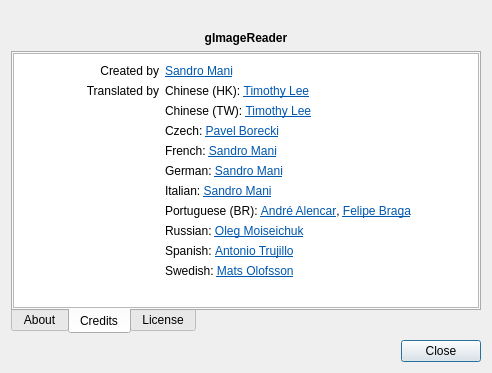
Old version of the form qt/data/AboutDialog.ui in the repository manisandro/gImageReader.
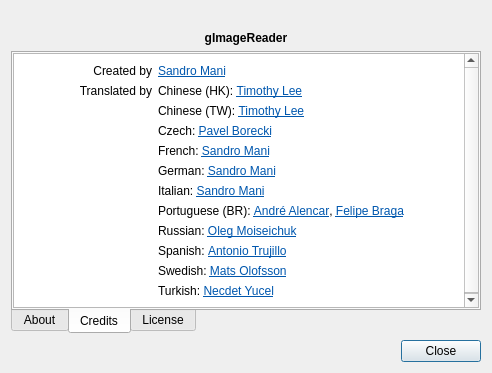
New version of the form. The open tabs and pages were chosen to show the change. Icons and pictures are not drawn.

Commit message: * Add translator credits to About Dialog * Fix Last-Translator name and Language Team

The edit to the form file:
```diff
--- a/qt/data/AboutDialog.ui
+++ b/qt/data/AboutDialog.ui
@@ -179,7 +179,11 @@
 &lt;tr&gt;
 &lt;td&gt;&lt;/td&gt;
 &lt;td&gt;
-&lt;p style=&quot; margin-top:12px; margin-bottom:12px; margin-left:0px; margin-right:0px; -qt-block-indent:0; text-indent:0px;&quot;&gt;Swedish: &lt;a href=&quot;mailto:mats.olofsson@bokforlaget-alerta.se&quot;&gt;&lt;span style=&quot; text-decoration: underline; color:#0057ae;&quot;&gt;Mats Olofsson&lt;/span&gt;&lt;/a&gt;&lt;/p&gt;&lt;/td&gt;&lt;/tr&gt;&lt;/table&gt;&lt;/body&gt;&lt;/html&gt;</string>
+&lt;p style=&quot; margin-top:12px; margin-bottom:12px; margin-left:0px; margin-right:0px; -qt-block-indent:0; text-indent:0px;&quot;&gt;Swedish: &lt;a href=&quot;mailto:mats.olofsson@bokforlaget-alerta.se&quot;&gt;&lt;span style=&quot; text-decoration: underline; color:#0057ae;&quot;&gt;Mats Olofsson&lt;/span&gt;&lt;/a&gt;&lt;/p&gt;&lt;/td&gt;&lt;/tr&gt;
+&lt;tr&gt;
+&lt;td&gt;&lt;/td&gt;
+&lt;td&gt;
+&lt;p style=&quot; margin-top:12px; margin-bottom:12px; margin-left:0px; margin-right:0px; -qt-block-indent:0; text-indent:0px;&quot;&gt;Turkish: &lt;a href=&quot;mailto:necdetyucel@gmail.com&quot;&gt;&lt;span style=&quot; text-decoration: underline; color:#0057ae;&quot;&gt;Necdet Yucel&lt;/span&gt;&lt;/a&gt;&lt;/p&gt;&lt;/td&gt;&lt;/tr&gt;&lt;/table&gt;&lt;/body&gt;&lt;/html&gt;</string>
          </property>
          <property name="openExternalLinks">
           <bool>true</bool>
```
The commit also changes 2 other files.
